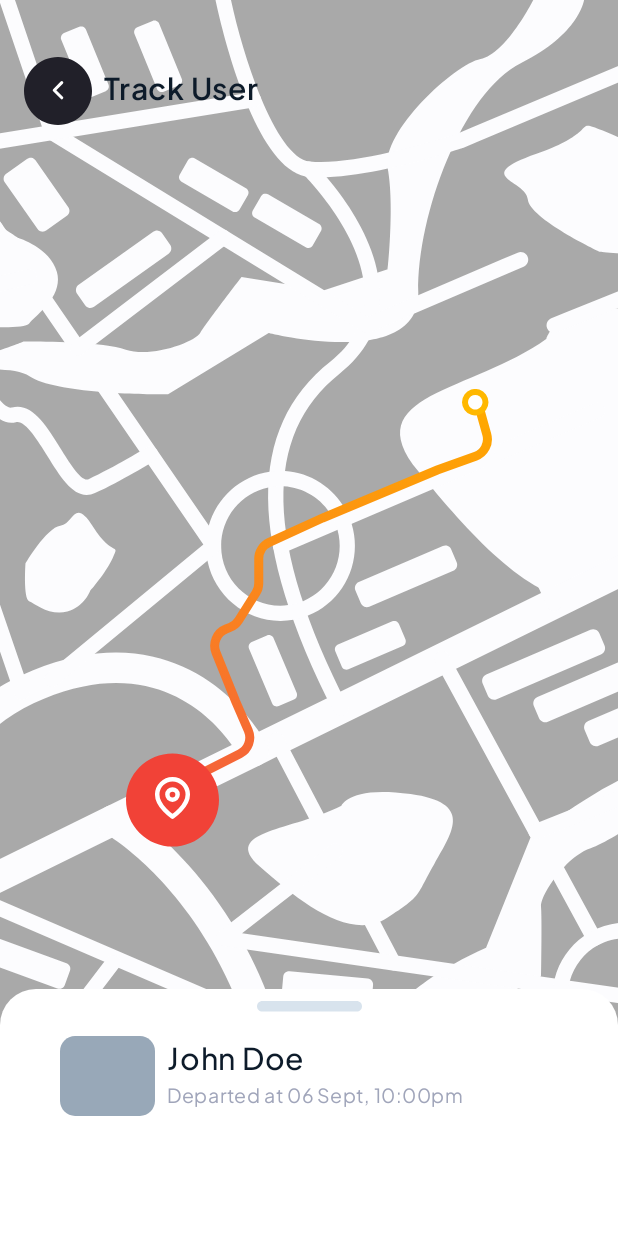
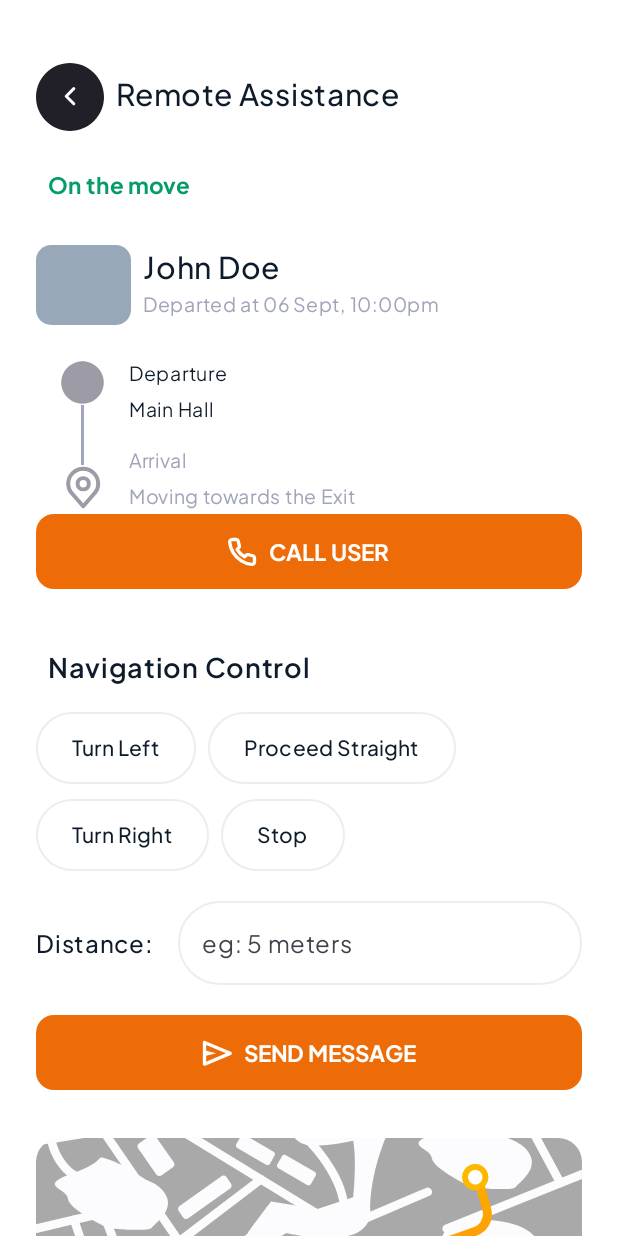
Before and after one commit to Orama4/Aidant_Front, an Android app built with Jetpack Compose: the screen it shows after launch (MainActivity), on a phone screen of 412 x 824 dp. Run offline under Robolectric (Android 15) with nearby library versions, the phone set to English and light mode, and no system bars.

Commit message:
Remote assistance screen

```diff
--- a/app/src/main/java/com/example/clientaidant/MainActivity.kt
+++ b/app/src/main/java/com/example/clientaidant/MainActivity.kt
@@ -11,9 +11,8 @@ import androidx.compose.material3.Text
 import androidx.compose.runtime.Composable
 import androidx.compose.ui.Modifier
 import androidx.compose.ui.tooling.preview.Preview
+import com.example.clientaidant.ui.screens.RemoteAssistance
 import com.example.clientaidant.ui.screens.TrackUser
-import com.example.clientaidant.ui.screens.TrackUser1
-import com.example.clientaidant.ui.screens.TrackUser2
 import com.example.clientaidant.ui.theme.ClientAidantTheme
 
 class MainActivity : ComponentActivity() {
@@ -23,7 +22,7 @@ class MainActivity : ComponentActivity() {
         setContent {
             ClientAidantTheme {
                 Scaffold(modifier = Modifier.fillMaxSize()) { innerPadding ->
-                    TrackUser()
+                    RemoteAssistance()
                 }
             }
         }
--- a/app/src/main/java/com/example/clientaidant/ui/components/component1.kt
+++ b/app/src/main/java/com/example/clientaidant/ui/components/component1.kt
@@ -18,17 +18,17 @@ import androidx.compose.ui.Modifier
 import androidx.compose.ui.res.painterResource
 import androidx.compose.ui.text.font.FontWeight
 import androidx.compose.ui.text.style.TextAlign
+import androidx.compose.ui.unit.TextUnit
 import androidx.compose.ui.unit.dp
 import androidx.compose.ui.unit.sp
 import com.example.clientaidant.ui.theme.AppColors
 import com.example.clientaidant.ui.theme.PlusJakartaSans
 
 @Composable
-fun component1(imageRes: Int,text: String,color: Color) {
+fun component1(imageRes: Int,text: String,color: Color,  fontSize: TextUnit = 16.sp ) {
     Row(
         modifier = Modifier
-            .fillMaxWidth()
-            .padding(horizontal = 32.dp),
+            .fillMaxWidth(),
         verticalAlignment = Alignment.CenterVertically,
         horizontalArrangement = Arrangement.Start,
 
@@ -42,9 +42,9 @@ fun component1(imageRes: Int,text: String,color: Color) {
         Text(
             text = text,
             color = color,
-            fontSize = 16.sp,
+            fontSize = fontSize,
             textAlign = TextAlign.Start,
-            fontWeight = FontWeight.Normal,
+            fontWeight = FontWeight.Medium,
             fontFamily = PlusJakartaSans,
         )
 
--- /dev/null
+++ b/app/src/main/java/com/example/clientaidant/ui/screens/RemoteAssistance.kt
@@ -0,0 +1,433 @@
+package com.example.clientaidant.ui.screens
+
+
+import androidx.compose.animation.animateContentSize
+import androidx.compose.animation.core.animateDpAsState
+import androidx.compose.animation.core.tween
+import androidx.compose.foundation.Image
+import androidx.compose.foundation.background
+import androidx.compose.foundation.border
+import androidx.compose.foundation.gestures.detectVerticalDragGestures
+import androidx.compose.foundation.interaction.MutableInteractionSource
+import androidx.compose.foundation.layout.*
+import androidx.compose.foundation.rememberScrollState
+import androidx.compose.foundation.shape.RoundedCornerShape
+import androidx.compose.foundation.verticalScroll
+import androidx.compose.material3.Button
+import androidx.compose.material3.ButtonDefaults
+import androidx.compose.material3.ExperimentalMaterial3Api
+import androidx.compose.material3.OutlinedTextField
+import androidx.compose.material3.Text
+import androidx.compose.material3.TextFieldDefaults
+import androidx.compose.runtime.*
+import androidx.compose.ui.Alignment
+import androidx.compose.ui.Modifier
+import androidx.compose.ui.draw.clip
+import androidx.compose.ui.graphics.Color
+import androidx.compose.ui.input.pointer.pointerInput
+import androidx.compose.ui.layout.ContentScale
+import androidx.compose.ui.platform.LocalConfiguration
+import androidx.compose.ui.res.painterResource
+import androidx.compose.ui.text.TextStyle
+import androidx.compose.ui.text.font.FontWeight
+import androidx.compose.ui.text.style.TextAlign
+import androidx.compose.ui.unit.dp
+import androidx.compose.ui.unit.sp
+import com.example.clientaidant.R
+import com.example.clientaidant.ui.components.component1
+import com.example.clientaidant.ui.theme.AppColors
+import com.example.clientaidant.ui.theme.PlusJakartaSans
+
+@OptIn(ExperimentalMaterial3Api::class)
+@Composable
+fun RemoteAssistance() {
+    var text by remember { mutableStateOf("") }
+
+
+    // Top Section (Back button + Title)
+        Column(
+            modifier = Modifier
+                .fillMaxSize()
+                .background(Color.White)
+                .padding(horizontal = 24.dp)
+                .verticalScroll(rememberScrollState()),
+            verticalArrangement = Arrangement.Top,
+            horizontalAlignment = Alignment.Start
+        ) {
+            Row(
+                modifier = Modifier.fillMaxWidth().padding(top = 42.dp),
+                horizontalArrangement = Arrangement.Start
+            ) {
+                Image(
+                    painter = painterResource(id = R.drawable.back),
+                    contentDescription = null,
+                )
+                Text(
+                    text = "Remote Assistance",
+                    modifier = Modifier.padding(8.dp),
+                    color = AppColors.darkBlue,
+                    fontSize = 20.sp,
+                    textAlign = TextAlign.Start,
+                    fontWeight = FontWeight.Medium,
+                    fontFamily = PlusJakartaSans,
+                )
+            }
+
+            Spacer(modifier = Modifier.height(16.dp))
+
+            Column {
+                Text(
+                    text = "On the move",
+                    modifier = Modifier.padding(8.dp),
+                    color = AppColors.green,
+                    fontSize = 15.sp,
+                    textAlign = TextAlign.Start,
+                    fontWeight = FontWeight.Bold,
+                    fontFamily = PlusJakartaSans,
+                )
+            }
+
+            Spacer(modifier = Modifier.height(20.dp))
+
+            Row(
+                modifier = Modifier
+                    .fillMaxWidth(),
+                horizontalArrangement = Arrangement.Start,
+                verticalAlignment = Alignment.CenterVertically
+            ) {
+                Image(
+                    painter = painterResource(id = R.drawable.restau),
+                    contentDescription = null,
+                )
+                Spacer(modifier = Modifier.width(8.dp))
+                Column {
+                    Text(
+                        text = "John Doe",
+                        color = AppColors.darkBlue,
+                        fontSize = 20.sp,
+                        textAlign = TextAlign.Start,
+                        fontWeight = FontWeight.Medium,
+                        fontFamily = PlusJakartaSans,
+                    )
+                    Text(
+                        text = "Departed at 06 Sept, 10:00pm",
+                        color = AppColors.greyBlue,
+                        fontSize = 13.sp,
+                        textAlign = TextAlign.Start,
+                        fontWeight = FontWeight.Normal,
+                        fontFamily = PlusJakartaSans,
+                    )
+                }
+            }
+
+            Spacer(modifier = Modifier.height(20.dp))
+
+            Row(
+                modifier = Modifier.fillMaxWidth(),
+                verticalAlignment = Alignment.CenterVertically
+            ) {
+                // Column to handle the line and spacing dynamically
+                Column(
+                    modifier = Modifier.padding(start = 16.dp), // Adjust padding for positioning
+                    horizontalAlignment = Alignment.CenterHorizontally
+                ) {
+                    // First Image
+                    Image(
+                        painter = painterResource(id = R.drawable.departure),
+                        contentDescription = null,
+                        modifier = Modifier.size(30.dp)
+                    )
+
+                    // Vertical Line
+                    Box(
+                        modifier = Modifier
+                            .width(2.dp)
+                            .height(40.dp) // Adjust height dynamically
+                            .background(AppColors.greyBlue)
+                    )
+
+                    // Second Image
+                    Image(
+                        painter = painterResource(id = R.drawable.location),
+                        contentDescription = null,
+                        modifier = Modifier.size(30.dp)
+                    )
+                }
+
+                Spacer(modifier = Modifier.width(16.dp)) // Space between line & text
+
+                // Column for Text Content
+                Column(
+                    horizontalAlignment = Alignment.Start
+                ) {
+                    Text(
+                        text = "Departure\nMain Hall",
+                        color = AppColors.darkBlue,
+                        fontSize = 13.sp,
+                        fontWeight = FontWeight.Normal,
+                        fontFamily = PlusJakartaSans
+                    )
+                    Spacer(modifier = Modifier.height(10.dp)) // Space between texts
+                    Text(
+                        text = "Arrival\nMoving towards the Exit",
+                        color = AppColors.greyBlue,
+                        fontSize = 13.sp,
+                        fontWeight = FontWeight.Normal,
+                        fontFamily = PlusJakartaSans
+                    )
+                }
+            }
+
+
+
+            Row(
+                modifier = Modifier
+                    .fillMaxWidth(),
+                horizontalArrangement = Arrangement.Center
+            ) {
+                Button(
+                    onClick = { /* Your action here */ },
+                    modifier = Modifier
+                        .fillMaxWidth()
+                        .height(50.dp),
+                    colors = ButtonDefaults.buttonColors(containerColor = AppColors.primary),
+                    shape = RoundedCornerShape(12.dp)
+                ) {
+                    Row(
+                        verticalAlignment = Alignment.CenterVertically,
+                        horizontalArrangement = Arrangement.Center
+                    ) {
+                        Image(
+                            painter = painterResource(id = R.drawable.call),
+                            contentDescription = null,
+                            modifier = Modifier.size(20.dp)
+                        )
+                        Spacer(modifier = Modifier.width(8.dp))
+                        Text(
+                            text = "CALL USER",
+                            color = AppColors.white,
+                            fontSize = 15.sp,
+                            fontWeight = FontWeight.Bold,
+                            fontFamily = PlusJakartaSans,
+                        )
+                    }
+                }
+            }
+
+            Spacer(modifier = Modifier.height(32.dp))
+
+            //Navigation Control
+            Column {
+                Column {
+                    Text(
+                        text = "Navigation Control",
+                        modifier = Modifier.padding(8.dp),
+                        color = AppColors.darkBlue,
+                        fontSize = 18.sp,
+                        textAlign = TextAlign.Start,
+                        fontWeight = FontWeight.SemiBold,
+                        fontFamily = PlusJakartaSans,
+                    )
+                }
+
+                Spacer(modifier = Modifier.height(10.dp))
+
+                // Store the currently selected button
+                var selectedButton by remember { mutableStateOf<String?>(null) }
+
+                Row {
+                    Button(
+                        onClick = { selectedButton = "left" },
+                        colors = ButtonDefaults.buttonColors(
+                            containerColor = if (selectedButton == "left") AppColors.primary else AppColors.white
+                        ),
+                        modifier = Modifier
+                            .then(
+                                if (selectedButton != "left") Modifier.border(1.dp, AppColors.grey, shape = RoundedCornerShape(32.dp))
+                                else Modifier
+                            )
+                    ) {
+                        Text(
+                            text = "Turn Left",
+                            color = if (selectedButton == "left") AppColors.white else AppColors.darkBlue,
+                            fontSize = 14.sp,
+                            fontWeight = FontWeight.Medium,
+                            fontFamily = PlusJakartaSans,
+                        )
+                    }
+
+                    Spacer(modifier = Modifier.width(8.dp))
+
+                    Button(
+                        onClick = { selectedButton = "straight" },
+                        colors = ButtonDefaults.buttonColors(
+                            containerColor = if (selectedButton == "straight") AppColors.primary else AppColors.white
+                        ),
+                        modifier = Modifier
+                            .then(
+                                if (selectedButton != "straight") Modifier.border(1.dp, AppColors.grey, shape = RoundedCornerShape(32.dp))
+                                else Modifier
+                            )
+                    ) {
+                        Text(
+                            text = "Proceed Straight",
+                            color = if (selectedButton == "straight") AppColors.white else AppColors.darkBlue,
+                            fontSize = 14.sp,
+                            fontWeight = FontWeight.Medium,
+                            fontFamily = PlusJakartaSans,
+                        )
+                    }
+                }
+
+                Spacer(modifier = Modifier.height(10.dp))
+
+                Row {
+                    Button(
+                        onClick = { selectedButton = "right" },
+                        colors = ButtonDefaults.buttonColors(
+                            containerColor = if (selectedButton == "right") AppColors.primary else AppColors.white
+                        ),
+                        modifier = Modifier
+                            .then(
+                                if (selectedButton != "right") Modifier.border(1.dp, AppColors.grey, shape = RoundedCornerShape(32.dp))
+                                else Modifier
+                            )
+                    ) {
+                        Text(
+                            text = "Turn Right",
+                            color = if (selectedButton == "right") AppColors.white else AppColors.darkBlue,
+                            fontSize = 14.sp,
+                            fontWeight = FontWeight.Medium,
+                            fontFamily = PlusJakartaSans,
+                        )
+                    }
+
+                    Spacer(modifier = Modifier.width(8.dp))
+
+                    Button(
+                        onClick = { selectedButton = "stop" },
+                        colors = ButtonDefaults.buttonColors(
+                            containerColor = if (selectedButton == "stop") AppColors.primary else AppColors.white
+                        ),
+                        modifier = Modifier
+                            .then(
+                                if (selectedButton != "stop") Modifier.border(1.dp, AppColors.grey, shape = RoundedCornerShape(32.dp))
+                                else Modifier
+                            )
+                    ) {
+                        Text(
+                            text = "Stop",
+                            color = if (selectedButton == "stop") AppColors.white else AppColors.darkBlue,
+                            fontSize = 14.sp,
+                            fontWeight = FontWeight.Medium,
+                            fontFamily = PlusJakartaSans,
+                        )
+                    }
+                }
+
+
+                Spacer(modifier = Modifier.height(20.dp))
+
+                Row(
+                    verticalAlignment = Alignment.CenterVertically,
+                    horizontalArrangement = Arrangement.Center
+                ) {
+                    Text(
+                        text = "Distance:",
+                        color = AppColors.darkBlue,
+                        fontSize = 16.sp,
+                        textAlign = TextAlign.Start,
+                        fontWeight = FontWeight.Medium,
+                        fontFamily = PlusJakartaSans,
+                    )
+
+                    Spacer(modifier = Modifier.width(16.dp))
+
+                    OutlinedTextField(
+                        value = text,
+                        onValueChange = { text = it },
+                        placeholder = { Text("eg: 5 meters") },
+                        modifier = Modifier
+                            .fillMaxWidth(),
+                        shape = RoundedCornerShape(32.dp),
+                        singleLine = true,
+                        textStyle = TextStyle(color = AppColors.darkBlue,fontFamily = PlusJakartaSans,fontSize = 15.sp,),
+                        colors = TextFieldDefaults.outlinedTextFieldColors(
+                            focusedBorderColor = AppColors.primary,
+                            unfocusedBorderColor = AppColors.grey,
+                            cursorColor = AppColors.darkBlue
+                        )
+                    )
+                }
+
+                Spacer(modifier = Modifier.height(20.dp))
+
+
+                Row(
+                    modifier = Modifier
+                        .fillMaxWidth(),
+                    horizontalArrangement = Arrangement.Center
+                ) {
+                    Button(
+                        onClick = { /* Your action here */ },
+                        modifier = Modifier
+                            .fillMaxWidth()
+                            .height(50.dp), // Adjust height here
+                        colors = ButtonDefaults.buttonColors(containerColor = AppColors.primary),
+                        shape = RoundedCornerShape(12.dp)
+                    ) {
+                        Row(
+                            verticalAlignment = Alignment.CenterVertically,
+                            horizontalArrangement = Arrangement.Center
+                        ) {
+                            Image(
+                                painter = painterResource(id = R.drawable.message),
+                                contentDescription = null,
+                                modifier = Modifier.size(20.dp)
+                            )
+                            Spacer(modifier = Modifier.width(8.dp))
+                            Text(
+                                text = "SEND MESSAGE",
+                                color = AppColors.white,
+                                fontSize = 15.sp,
+                                fontWeight = FontWeight.Bold,
+                                fontFamily = PlusJakartaSans,
+                            )
+                        }
+                    }
+                }
+
+            }
+
+
+            //Map section
+
+            Spacer(modifier = Modifier.height(32.dp))
+
+            Box(
+                modifier = Modifier
+                    .fillMaxWidth()
+                    .height(400.dp)
+                    .padding(bottom = 60.dp)
+            ) {
+                Image(
+                    painter = painterResource(id = R.drawable.map),
+                    contentDescription = null,
+                    modifier = Modifier
+                        .fillMaxSize()
+                        .clip(RoundedCornerShape(16.dp)),
+                    contentScale = ContentScale.Crop
+                )
+
+                Image(
+                    painter = painterResource(id = R.drawable.track),
+                    contentDescription = null,
+                    modifier = Modifier
+                        .align(Alignment.Center),
+                    contentScale = ContentScale.Fit
+                )
+            }
+
+
+        }
+}
--- a/app/src/main/java/com/example/clientaidant/ui/screens/TrackUser.kt
+++ b/app/src/main/java/com/example/clientaidant/ui/screens/TrackUser.kt
@@ -240,7 +240,11 @@ fun TrackUser() {
 
                         Spacer(modifier = Modifier.height(24.dp))
 
-                        Column {
+                        Column(
+                            modifier = Modifier
+                                .fillMaxWidth()
+                                .padding(horizontal = 32.dp),
+                        ) {
                             component1(
                                 imageRes = R.drawable.group1,
                                 text = "Obstacle detected ahead",
--- a/app/src/main/java/com/example/clientaidant/ui/theme/AppColors.kt
+++ b/app/src/main/java/com/example/clientaidant/ui/theme/AppColors.kt
@@ -7,5 +7,9 @@ object AppColors {
     val darkBlue = Color(0xFF0D1B2A)
     val writingBlue=Color(0xFF181C2E)
     val greyBlue = Color(0xFFA0A5BA)
+    val green = Color(0xFF059C6A)
+    val white = Color(0xFFFFFFFF)
+    val grey = Color(0xFFEDEDED)
+
     // Add more colors as needed
 }
--- /dev/null
+++ b/app/src/main/res/drawable/call.xml
@@ -0,0 +1,13 @@
+<vector xmlns:android="http://schemas.android.com/apk/res/android"
+    android:width="18dp"
+    android:height="18dp"
+    android:viewportWidth="18"
+    android:viewportHeight="18">
+  <path
+      android:pathData="M16.498,12.69V14.94C16.499,15.149 16.456,15.356 16.372,15.547C16.289,15.738 16.166,15.91 16.012,16.052C15.858,16.193 15.677,16.3 15.479,16.367C15.281,16.434 15.071,16.459 14.863,16.44C12.555,16.189 10.338,15.401 8.391,14.138C6.578,12.986 5.042,11.45 3.891,9.638C2.623,7.681 1.834,5.453 1.588,3.135C1.569,2.928 1.594,2.719 1.66,2.521C1.727,2.324 1.834,2.143 1.974,1.989C2.115,1.835 2.285,1.712 2.476,1.628C2.666,1.544 2.872,1.5 3.081,1.5H5.331C5.695,1.496 6.047,1.625 6.323,1.863C6.599,2.1 6.78,2.43 6.831,2.79C6.926,3.51 7.102,4.217 7.356,4.898C7.457,5.166 7.478,5.458 7.419,5.738C7.359,6.019 7.22,6.276 7.018,6.48L6.066,7.433C7.133,9.31 8.688,10.865 10.566,11.933L11.518,10.98C11.722,10.778 11.979,10.639 12.26,10.58C12.54,10.52 12.832,10.542 13.101,10.643C13.781,10.896 14.488,11.073 15.208,11.168C15.572,11.219 15.905,11.403 16.143,11.683C16.381,11.964 16.507,12.322 16.498,12.69Z"
+      android:strokeLineJoin="round"
+      android:strokeWidth="2"
+      android:fillColor="#00000000"
+      android:strokeColor="#ffffff"
+      android:strokeLineCap="round"/>
+</vector>
--- /dev/null
+++ b/app/src/main/res/drawable/departure.xml
@@ -0,0 +1,9 @@
+<vector xmlns:android="http://schemas.android.com/apk/res/android"
+    android:width="15dp"
+    android:height="15dp"
+    android:viewportWidth="15"
+    android:viewportHeight="15">
+  <path
+      android:pathData="M7.501,14.584C6.521,14.584 5.601,14.398 4.739,14.026C3.877,13.653 3.127,13.149 2.49,12.512C1.852,11.875 1.348,11.125 0.976,10.263C0.604,9.401 0.418,8.48 0.418,7.5C0.417,6.521 0.604,5.6 0.976,4.738C1.349,3.876 1.853,3.126 2.49,2.489C3.126,1.852 3.876,1.347 4.739,0.975C5.602,0.603 6.522,0.417 7.501,0.417C8.48,0.417 9.401,0.603 10.264,0.975C11.127,1.347 11.876,1.852 12.513,2.489C13.149,3.126 13.654,3.876 14.027,4.738C14.4,5.6 14.586,6.521 14.585,7.5C14.583,8.48 14.397,9.401 14.026,10.263C13.656,11.125 13.151,11.875 12.513,12.512C11.874,13.149 11.125,13.654 10.264,14.026C9.403,14.399 8.482,14.585 7.501,14.584Z"
+      android:fillColor="#9C9BA6"/>
+</vector>
--- /dev/null
+++ b/app/src/main/res/drawable/location.xml
@@ -0,0 +1,20 @@
+<vector xmlns:android="http://schemas.android.com/apk/res/android"
+    android:width="13dp"
+    android:height="17dp"
+    android:viewportWidth="13"
+    android:viewportHeight="17">
+  <path
+      android:pathData="M6.5,9.209C7.674,9.209 8.625,8.258 8.625,7.084C8.625,5.91 7.674,4.959 6.5,4.959C5.326,4.959 4.375,5.91 4.375,7.084C4.375,8.258 5.326,9.209 6.5,9.209Z"
+      android:strokeLineJoin="round"
+      android:strokeWidth="1.5"
+      android:fillColor="#00000000"
+      android:strokeColor="#9C9BA6"
+      android:strokeLineCap="round"/>
+  <path
+      android:pathData="M6.499,1.417C4.996,1.417 3.554,2.014 2.492,3.077C1.429,4.139 0.832,5.581 0.832,7.084C0.832,8.424 1.117,9.301 1.895,10.271L6.499,15.584L11.103,10.271C11.881,9.301 12.165,8.424 12.165,7.084C12.165,5.581 11.568,4.139 10.506,3.077C9.443,2.014 8.002,1.417 6.499,1.417Z"
+      android:strokeLineJoin="round"
+      android:strokeWidth="1.5"
+      android:fillColor="#00000000"
+      android:strokeColor="#9C9BA6"
+      android:strokeLineCap="round"/>
+</vector>
--- /dev/null
+++ b/app/src/main/res/drawable/message.xml
@@ -0,0 +1,9 @@
+<vector xmlns:android="http://schemas.android.com/apk/res/android"
+    android:width="18dp"
+    android:height="16dp"
+    android:viewportWidth="18"
+    android:viewportHeight="16">
+  <path
+      android:pathData="M17.3,8.925L1.9,15.425C1.567,15.558 1.25,15.529 0.95,15.337C0.65,15.145 0.5,14.866 0.5,14.5V1.5C0.5,1.133 0.65,0.854 0.95,0.663C1.25,0.471 1.567,0.442 1.9,0.575L17.3,7.075C17.717,7.258 17.925,7.566 17.925,8C17.925,8.433 17.717,8.741 17.3,8.925ZM2.5,13L14.35,8L2.5,3V6.5L8.5,8L2.5,9.5V13Z"
+      android:fillColor="#ffffff"/>
+</vector>
```
